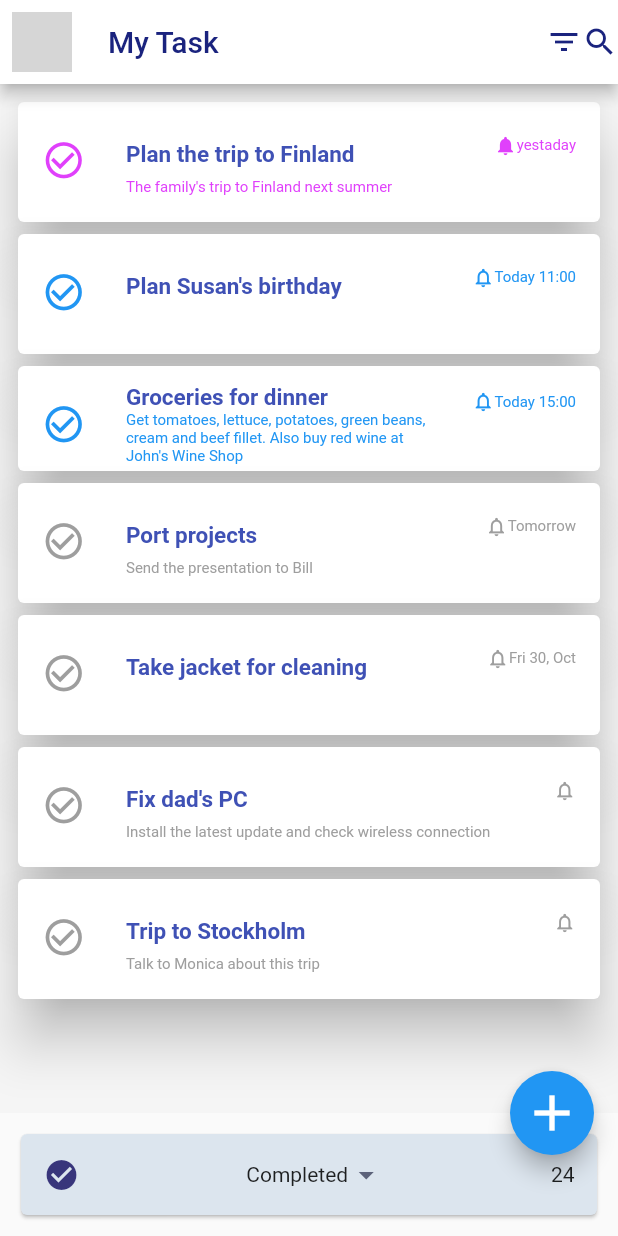
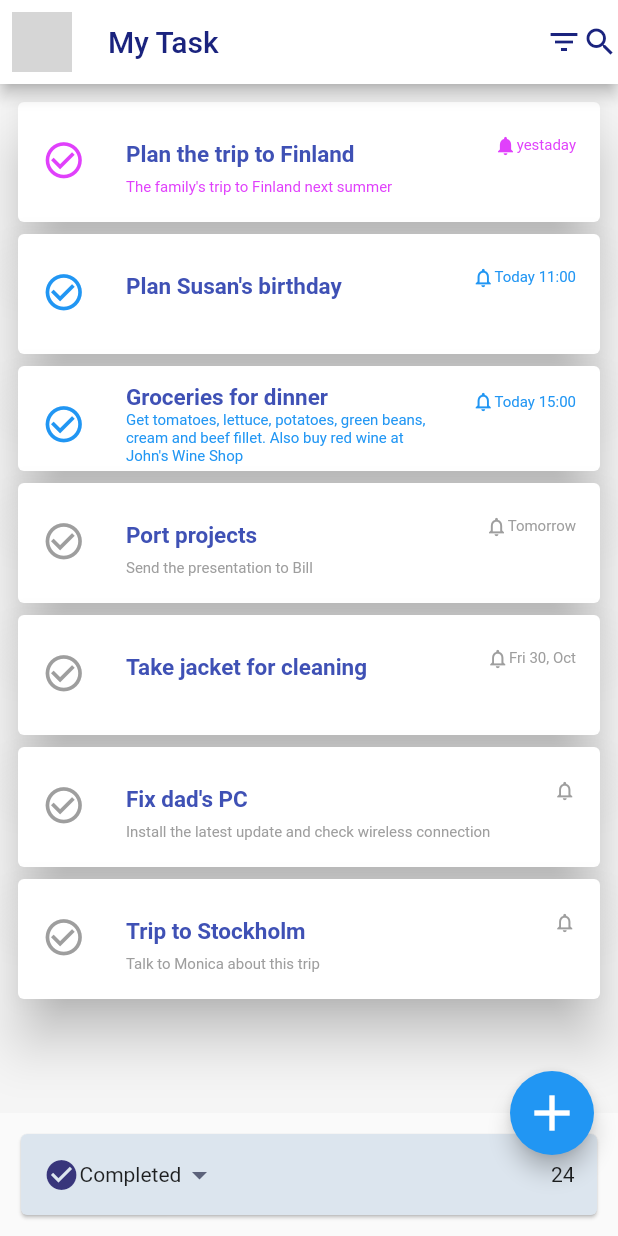
Before and after one commit to Betham40/ChatApp, a Flutter app: the screen it shows after launch, on a phone screen of 412 x 824 dp. Run offline on Flutter 3.47's test engine with Material 2 defaults, Android fonts, the light colour scheme and no system bars; network calls fail; grey boxes are pictures that could not be loaded.

Commit message:
I removed spacer

```diff
--- a/to_doapp/lib/main.dart
+++ b/to_doapp/lib/main.dart
@@ -107,7 +107,6 @@ class MyTo_doApp extends StatelessWidget {
            child: Row(
              children: [
                Icon(Icons.check_circle, color: Color.fromRGBO(56, 53, 123, 1)),
-               Spacer(flex: 1,),
                Text("Completed"),
                Icon(Icons.arrow_drop_down_outlined, color: Color.fromRGBO(92, 98, 122, 1),),
                Spacer(),
```
